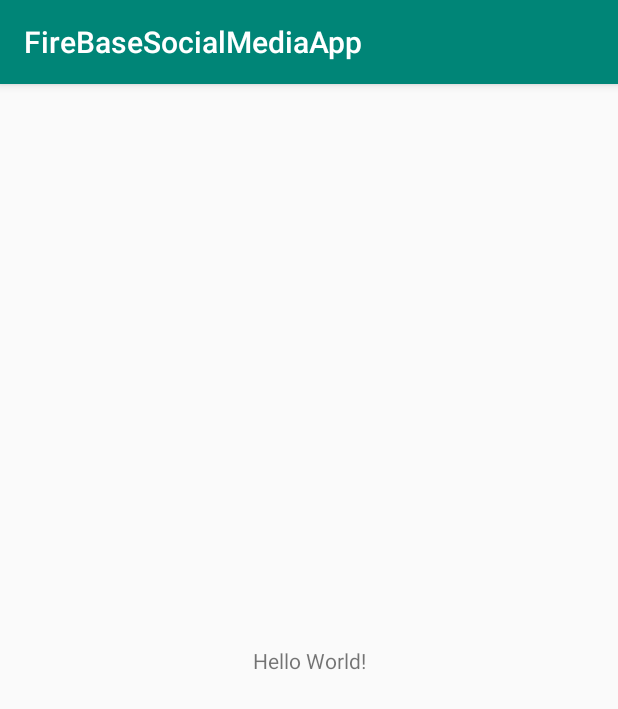
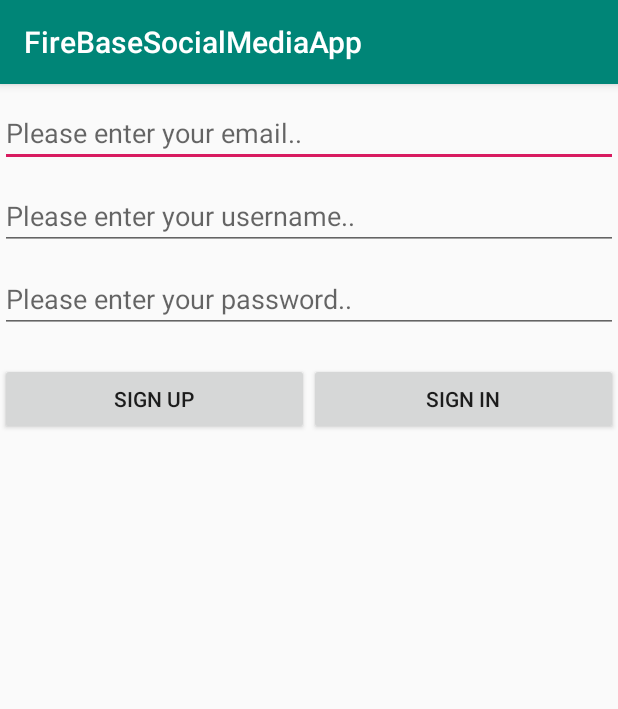
Before and after one commit to vinaygoyal355/FireBaseSocialMediaApp, an Android app: the screen it shows after launch (MainActivity), on a phone screen of 412 x 824 dp. Shown: the top 709 px of the screen. Run offline under Robolectric (Android 15) with nearby library versions, the phone set to English and light mode, and no system bars; our stand-ins replace Firebase (no records; nobody signed in at launch, a user with empty details on screens opened directly).

Commit message:
Commit with Signup and SignIn section along with Integration of firbase server with android studio

```diff
--- a/app/build.gradle
+++ b/app/build.gradle
@@ -1,4 +1,5 @@
 apply plugin: 'com.android.application'
+apply plugin: 'com.google.gms.google-services'
 
 android {
     compileSdkVersion 29
@@ -23,6 +24,8 @@ dependencies {
     implementation 'androidx.appcompat:appcompat:1.0.2'
     implementation 'androidx.constraintlayout:constraintlayout:1.1.3'
     testImplementation 'junit:junit:4.12'
+    implementation 'com.google.firebase:firebase-auth:18.1.0'
+    implementation 'com.google.android.gms:play-services-auth:17.0.0'
     androidTestImplementation 'androidx.test:runner:1.2.0'
     androidTestImplementation 'androidx.test.espresso:espresso-core:3.2.0'
 }
--- a/app/src/main/AndroidManifest.xml
+++ b/app/src/main/AndroidManifest.xml
@@ -1,6 +1,9 @@
 <?xml version="1.0" encoding="utf-8"?>
 <manifest xmlns:android="http://schemas.android.com/apk/res/android"
     package="com.example.firebasesocialmediaapp">
+
+    <uses-permission android:name="android.permission.INTERNET" />
+    <uses-permission android:name="android.permission.ACCESS_NETWORK_STATE" />
 
     <application
         android:allowBackup="true"
@@ -9,6 +12,7 @@
         android:roundIcon="@mipmap/ic_launcher_round"
         android:supportsRtl="true"
         android:theme="@style/AppTheme">
+        <activity android:name=".SocialMediaActivity"></activity>
         <activity android:name=".MainActivity">
             <intent-filter>
                 <action android:name="android.intent.action.MAIN" />
--- a/app/src/main/java/com/example/firebasesocialmediaapp/MainActivity.java
+++ b/app/src/main/java/com/example/firebasesocialmediaapp/MainActivity.java
@@ -1,14 +1,126 @@
 package com.example.firebasesocialmediaapp;
 
+import androidx.annotation.NonNull;
 import androidx.appcompat.app.AppCompatActivity;
 
+import android.content.Intent;
 import android.os.Bundle;
+import android.view.View;
+import android.widget.Button;
+import android.widget.EditText;
+import android.widget.Toast;
+
+import com.google.android.gms.tasks.OnCompleteListener;
+import com.google.android.gms.tasks.Task;
+import com.google.firebase.auth.AuthResult;
+import com.google.firebase.auth.FirebaseAuth;
+import com.google.firebase.auth.FirebaseUser;
 
 public class MainActivity extends AppCompatActivity {
+
+    private EditText edtEmail,edtUserName,edtPassword;
+    private Button btnSignUp,btnSignIn;
+    private FirebaseAuth mAuth;
 
     @Override
     protected void onCreate(Bundle savedInstanceState) {
         super.onCreate(savedInstanceState);
         setContentView(R.layout.activity_main);
+
+        edtEmail=findViewById(R.id.edtEmail);
+        edtPassword=findViewById(R.id.edtPassword);
+        edtUserName=findViewById(R.id.edtUserName);
+
+        btnSignIn=findViewById(R.id.btnSignIn);
+        btnSignUp=findViewById(R.id.btnSignUp);
+
+        // Initialize Firebase Auth
+        mAuth = FirebaseAuth.getInstance();
+
+        btnSignIn.setOnClickListener(new View.OnClickListener() {
+            @Override
+            public void onClick(View view) {
+
+                SignIn();
+
+            }
+        });
+
+        btnSignUp.setOnClickListener(new View.OnClickListener() {
+            @Override
+            public void onClick(View view) {
+
+                if (edtPassword.getText().toString().equals("") || edtUserName.getText().toString().equals("") || edtEmail.getText().toString().equals("")) {
+
+                    Toast.makeText(MainActivity.this,"Username, Email and Password are Required",Toast.LENGTH_SHORT).show();
+                    return;
+                }
+                SignUp();
+
+            }
+        });
+
+
+    }
+
+    @Override
+    protected void onStart() {
+        super.onStart();
+
+        // Check if user is signed in (non-null) and update UI accordingly.
+        FirebaseUser currentUser = mAuth.getCurrentUser();
+
+        if(currentUser != null) {
+            // Transition to next activity
+        }
+        else{
+        }
+
+    }
+
+    private void SignUp(){
+
+        mAuth.createUserWithEmailAndPassword(edtEmail.getText().toString(),
+                edtPassword.getText().toString()).addOnCompleteListener(this, new OnCompleteListener<AuthResult>() {
+            @Override
+            public void onComplete(@NonNull Task<AuthResult> task) {
+
+                if (task.isSuccessful()) {
+
+                    Toast.makeText(MainActivity.this,"Signing Up Successful",Toast.LENGTH_SHORT).show();
+                    // Transition to next Activity
+                    transitionToSocialMediaActivity();
+                }
+                else{
+                    Toast.makeText(MainActivity.this,"Signing Up failed",Toast.LENGTH_SHORT).show();
+                }
+            }
+        });
+
+    }
+
+    private void SignIn(){
+
+        mAuth.signInWithEmailAndPassword(edtEmail.getText().toString(),edtPassword.getText().toString())
+                .addOnCompleteListener(MainActivity.this, new OnCompleteListener<AuthResult>() {
+                    @Override
+                    public void onComplete(@NonNull Task<AuthResult> task) {
+
+                        if(task.isSuccessful()){
+                            Toast.makeText(MainActivity.this,"SignIn Successful",Toast.LENGTH_SHORT).show();
+                            transitionToSocialMediaActivity();
+                        }
+                        else{
+                            Toast.makeText(MainActivity.this,"SignIn Failed",Toast.LENGTH_SHORT).show();
+
+                        }
+                    }
+                });
+            }
+    public void transitionToSocialMediaActivity(){
+
+        Intent A=new Intent(MainActivity.this,SocialMediaActivity.class);
+        startActivity(A);
+
     }
 }
--- a/app/src/main/res/layout/activity_main.xml
+++ b/app/src/main/res/layout/activity_main.xml
@@ -1,18 +1,62 @@
 <?xml version="1.0" encoding="utf-8"?>
-<androidx.constraintlayout.widget.ConstraintLayout xmlns:android="http://schemas.android.com/apk/res/android"
+<LinearLayout xmlns:android="http://schemas.android.com/apk/res/android"
     xmlns:app="http://schemas.android.com/apk/res-auto"
     xmlns:tools="http://schemas.android.com/tools"
+    android:orientation="vertical"
     android:layout_width="match_parent"
     android:layout_height="match_parent"
     tools:context=".MainActivity">
 
-    <TextView
-        android:layout_width="wrap_content"
+
+    <EditText
+        android:id="@+id/edtEmail"
+        android:layout_width="match_parent"
         android:layout_height="wrap_content"
-        android:text="Hello World!"
-        app:layout_constraintBottom_toBottomOf="parent"
-        app:layout_constraintLeft_toLeftOf="parent"
-        app:layout_constraintRight_toRightOf="parent"
-        app:layout_constraintTop_toTopOf="parent" />
+        android:ems="10"
+        android:layout_marginTop="10dp"
+        android:inputType="textPersonName"
+       android:hint="Please enter your email.." />
 
-</androidx.constraintlayout.widget.ConstraintLayout>
+    <EditText
+        android:id="@+id/edtUserName"
+        android:layout_width="match_parent"
+        android:layout_height="wrap_content"
+        android:ems="10"
+        android:inputType="textPersonName"
+        android:layout_marginTop="10dp"
+        android:hint="Please enter your username.."/>
+
+    <EditText
+        android:id="@+id/edtPassword"
+        android:layout_width="match_parent"
+        android:layout_height="wrap_content"
+        android:layout_marginTop="10dp"
+        android:ems="10"
+        android:inputType="textPassword"
+       android:hint="Please enter your password.." />
+
+    <LinearLayout
+        android:layout_width="match_parent"
+        android:layout_height="wrap_content"
+        android:layout_marginTop="20dp"
+        android:orientation="horizontal">
+
+        <Button
+            android:id="@+id/btnSignUp"
+            android:layout_width="0dp"
+            android:layout_weight="1"
+            android:layout_height="wrap_content"
+            android:text="Sign Up" />
+
+        <Button
+            android:id="@+id/btnSignIn"
+            android:layout_weight="1"
+            android:layout_width="0dp"
+            android:layout_height="wrap_content"
+            android:text="Sign In" />
+
+    </LinearLayout>
+
+
+
+</LinearLayout>
--- a/build.gradle
+++ b/build.gradle
@@ -8,6 +8,7 @@ buildscript {
     }
     dependencies {
         classpath 'com.android.tools.build:gradle:3.4.1'
+        classpath 'com.google.gms:google-services:4.2.0'
 
         // NOTE: Do not place your application dependencies here; they belong
         // in the individual module build.gradle files
```
Also changed, not shown: app/src/main/java/com/example/firebasesocialmediaapp/SocialMediaActivity.java (added, +14 -0 lines), app/src/main/res/layout/activity_social_media.xml (added, +25 -0 lines).
